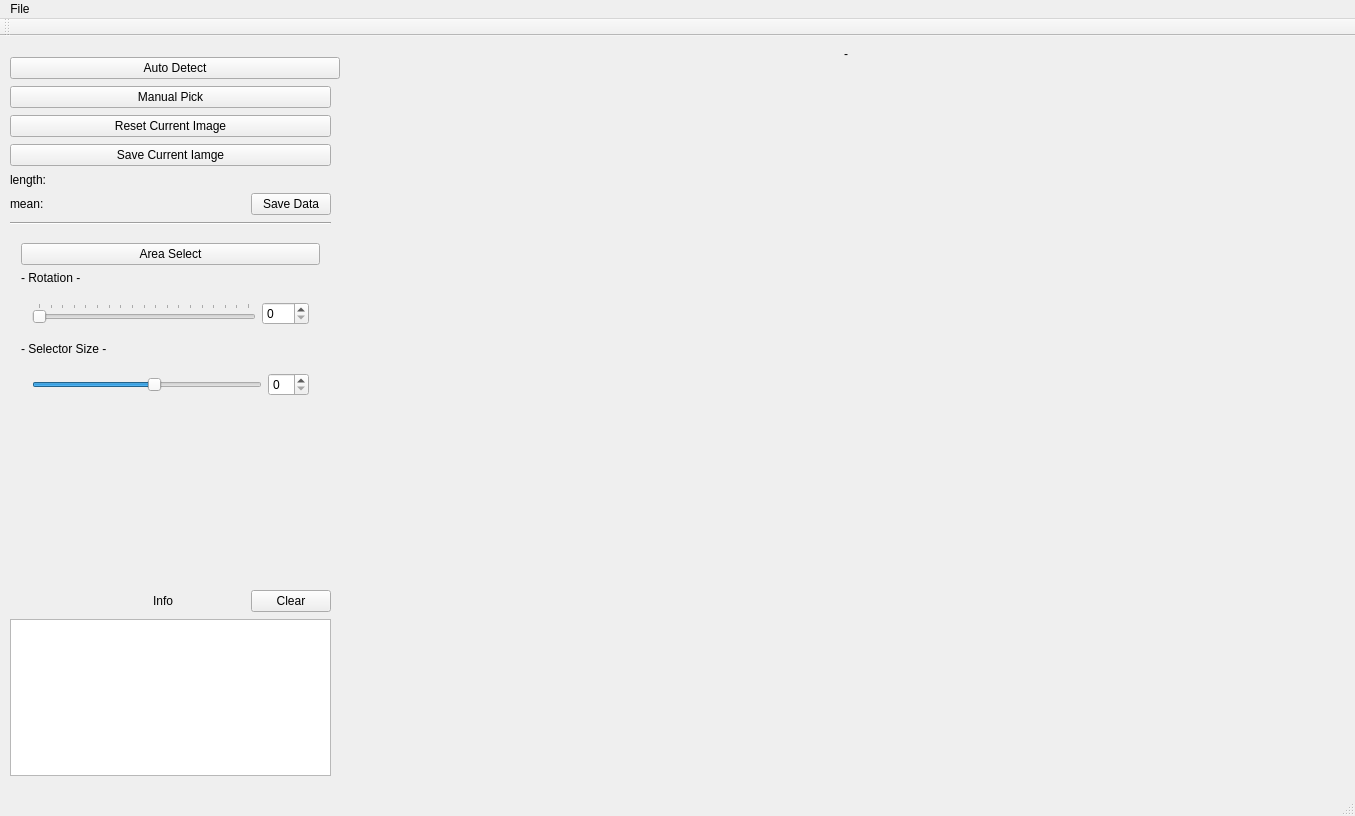
Before: the Qt Designer form CashmereDetector/CashmereDetector.ui in HWeigo/CashmereDetector, drawn with Qt 5.
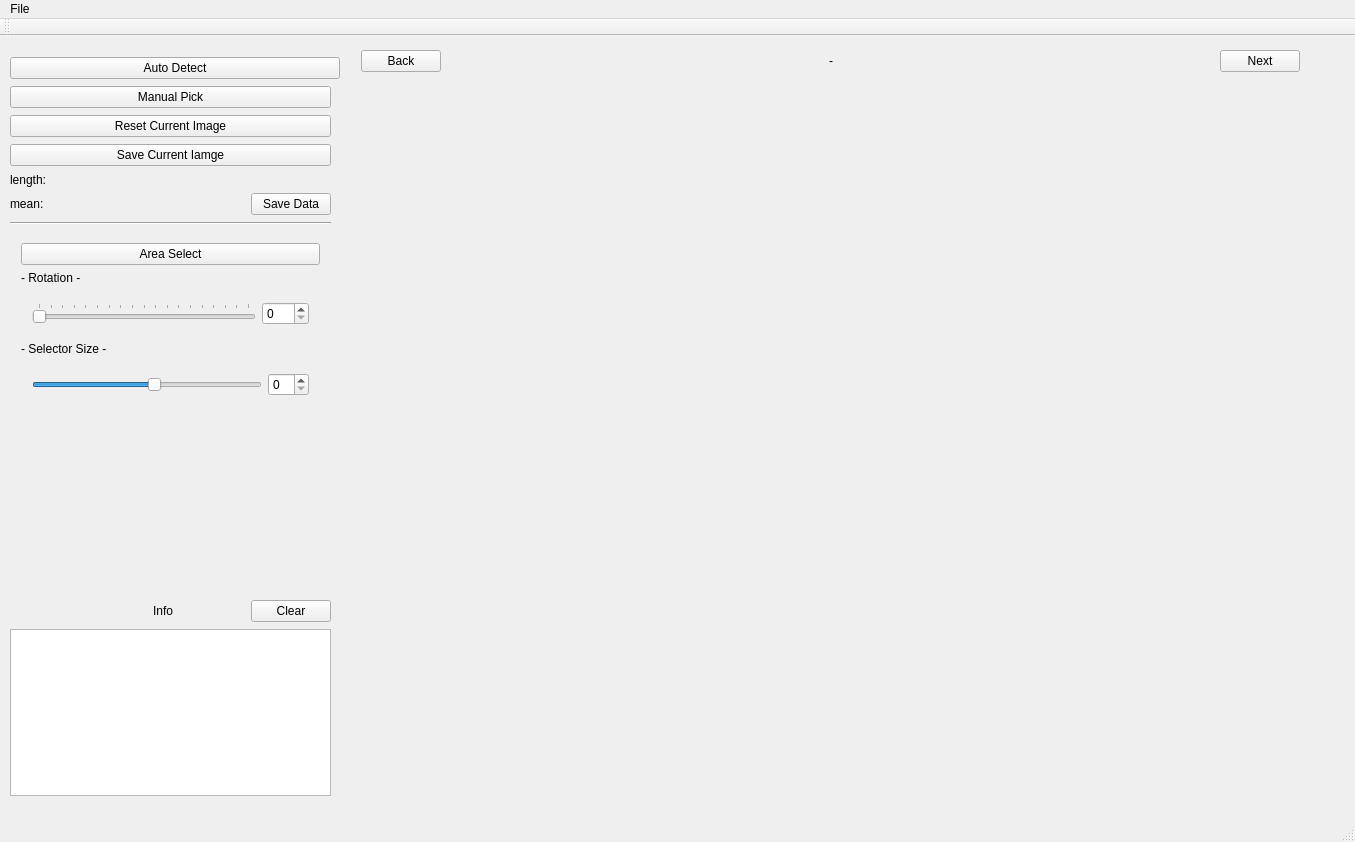
After: the same form once the commit is applied.

Commit message: add next/back button

Diff of the .ui file:
```diff
--- a/CashmereDetector/CashmereDetector.ui
+++ b/CashmereDetector/CashmereDetector.ui
@@ -7,7 +7,7 @@
     <x>0</x>
     <y>0</y>
     <width>1355</width>
-    <height>816</height>
+    <height>842</height>
    </rect>
   </property>
   <property name="windowTitle">
@@ -18,7 +18,7 @@
     <property name="geometry">
      <rect>
       <x>350</x>
-      <y>30</y>
+      <y>50</y>
       <width>960</width>
       <height>720</height>
      </rect>
@@ -30,7 +30,7 @@
       <x>10</x>
       <y>10</y>
       <width>332</width>
-      <height>741</height>
+      <height>761</height>
      </rect>
     </property>
     <layout class="QVBoxLayout" name="verticalLayout">
@@ -267,28 +267,74 @@
         <string>&lt;!DOCTYPE HTML PUBLIC &quot;-//W3C//DTD HTML 4.0//EN&quot; &quot;http://www.w3.org/TR/REC-html40/strict.dtd&quot;&gt;
 &lt;html&gt;&lt;head&gt;&lt;meta name=&quot;qrichtext&quot; content=&quot;1&quot; /&gt;&lt;style type=&quot;text/css&quot;&gt;
 p, li { white-space: pre-wrap; }
-&lt;/style&gt;&lt;/head&gt;&lt;body style=&quot; font-family:'SimSun'; font-size:11.25pt; font-weight:400; font-style:normal;&quot;&gt;
-&lt;p style=&quot;-qt-paragraph-type:empty; margin-top:0px; margin-bottom:0px; margin-left:0px; margin-right:0px; -qt-block-indent:0; text-indent:0px; font-size:9pt;&quot;&gt;&lt;br /&gt;&lt;/p&gt;&lt;/body&gt;&lt;/html&gt;</string>
+&lt;/style&gt;&lt;/head&gt;&lt;body style=&quot; font-family:'SimSun'; font-size:9pt; font-weight:400; font-style:normal;&quot;&gt;
+&lt;p style=&quot;-qt-paragraph-type:empty; margin-top:0px; margin-bottom:0px; margin-left:0px; margin-right:0px; -qt-block-indent:0; text-indent:0px;&quot;&gt;&lt;br /&gt;&lt;/p&gt;&lt;/body&gt;&lt;/html&gt;</string>
        </property>
       </widget>
      </item>
     </layout>
    </widget>
-   <widget class="QLabel" name="label_filename">
+   <widget class="QWidget" name="widget_5" native="true">
     <property name="geometry">
      <rect>
-      <x>810</x>
-      <y>10</y>
-      <width>72</width>
-      <height>15</height>
+      <x>350</x>
+      <y>0</y>
+      <width>961</width>
+      <height>50</height>
      </rect>
     </property>
-    <property name="text">
-     <string>-</string>
-    </property>
-    <property name="alignment">
-     <set>Qt::AlignCenter</set>
-    </property>
+    <layout class="QHBoxLayout" name="horizontalLayout_4">
+     <item>
+      <widget class="QPushButton" name="pushButton_back">
+       <property name="text">
+        <string>Back</string>
+       </property>
+      </widget>
+     </item>
+     <item>
+      <spacer name="horizontalSpacer_3">
+       <property name="orientation">
+        <enum>Qt::Horizontal</enum>
+       </property>
+       <property name="sizeHint" stdset="0">
+        <size>
+         <width>356</width>
+         <height>20</height>
+        </size>
+       </property>
+      </spacer>
+     </item>
+     <item>
+      <widget class="QLabel" name="label_filename">
+       <property name="text">
+        <string>-</string>
+       </property>
+       <property name="alignment">
+        <set>Qt::AlignCenter</set>
+       </property>
+      </widget>
+     </item>
+     <item>
+      <spacer name="horizontalSpacer_4">
+       <property name="orientation">
+        <enum>Qt::Horizontal</enum>
+       </property>
+       <property name="sizeHint" stdset="0">
+        <size>
+         <width>40</width>
+         <height>20</height>
+        </size>
+       </property>
+      </spacer>
+     </item>
+     <item>
+      <widget class="QPushButton" name="pushButton_next">
+       <property name="text">
+        <string>Next</string>
+       </property>
+      </widget>
+     </item>
+    </layout>
    </widget>
   </widget>
   <widget class="QMenuBar" name="menuBar">
```
Left out of the diff: 2 changed lines with no effect on the pictures. The commit also changes 23 other files.
